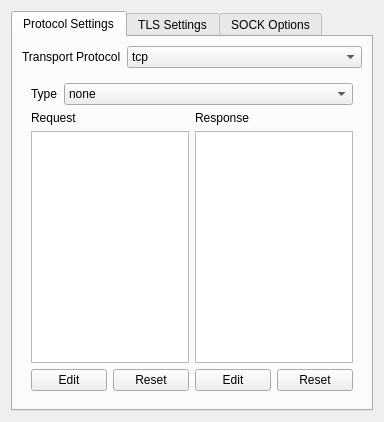
Old version of the form src/ui/widgets/StreamSettingsWidget.ui in the repository Qv2ray/Qv2ray.
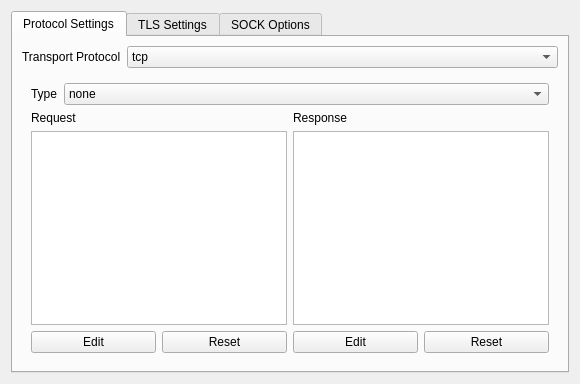
New version of the form.

Commit message: fix: removed UI size limit

The edit to the form file:
```diff
--- a/src/ui/widgets/StreamSettingsWidget.ui
+++ b/src/ui/widgets/StreamSettingsWidget.ui
@@ -2,14 +2,6 @@
 <ui version="4.0">
  <class>StreamSettingsWidget</class>
  <widget class="QWidget" name="StreamSettingsWidget">
-  <property name="geometry">
-   <rect>
-    <x>0</x>
-    <y>0</y>
-    <width>384</width>
-    <height>422</height>
-   </rect>
-  </property>
   <property name="windowTitle">
    <string>Stream Settings Widget</string>
   </property>
```
The commit also changes 7 other files.
